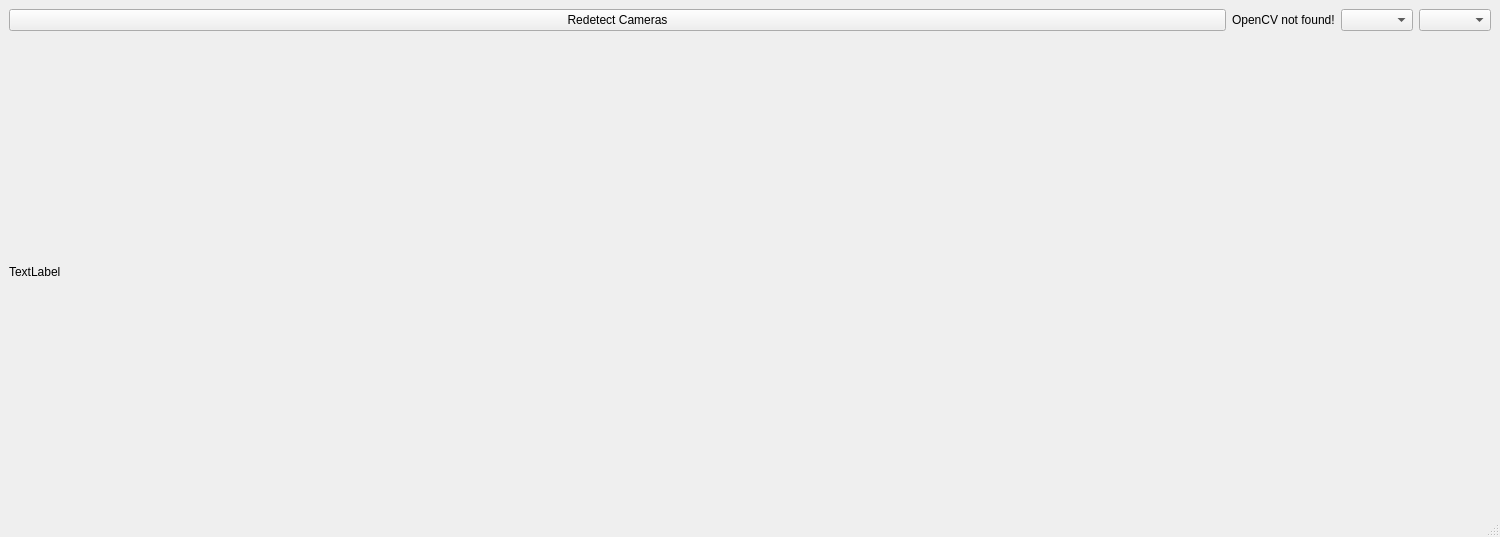
This is ARChess/mainwindow.ui in Skyfire716/arproject2021 as Qt 5 draws it before an edit. The edited form follows.
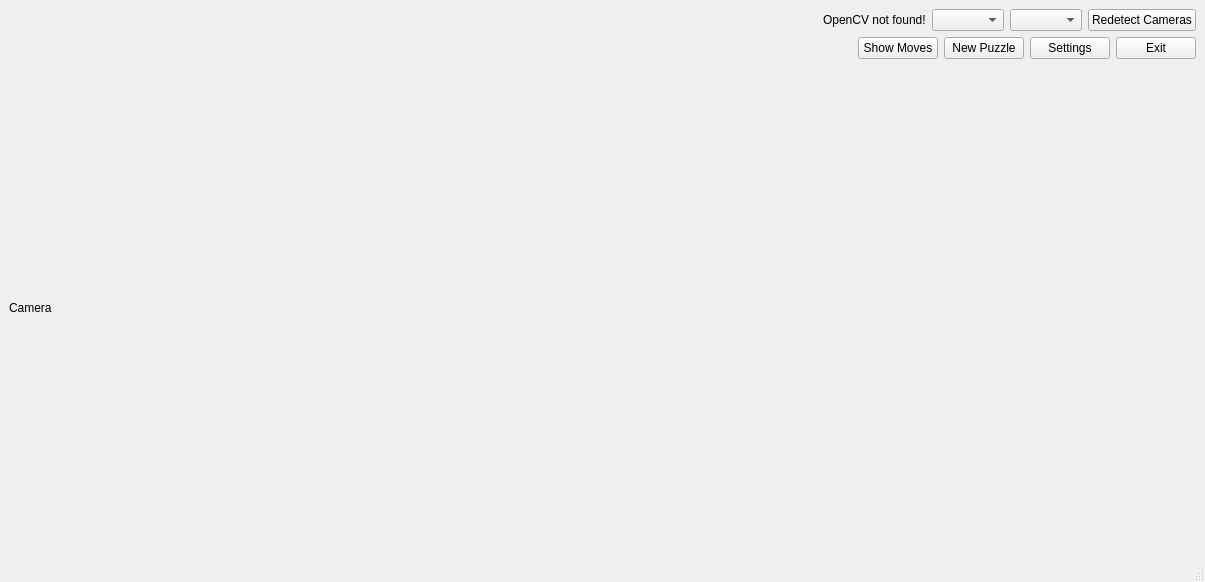
This is the edited form.

Commit message: Add basic button layout

Patch:
```diff
--- a/ARChess/mainwindow.ui
+++ b/ARChess/mainwindow.ui
@@ -6,8 +6,8 @@
    <rect>
     <x>0</x>
     <y>0</y>
-    <width>1500</width>
-    <height>537</height>
+    <width>1205</width>
+    <height>582</height>
    </rect>
   </property>
   <property name="windowTitle">
@@ -15,34 +15,7 @@
   </property>
   <widget class="QWidget" name="centralwidget">
    <layout class="QGridLayout" name="gridLayout">
-    <item row="1" column="2">
-     <layout class="QHBoxLayout" name="horizontalLayout">
-      <item>
-       <widget class="QLabel" name="openvc_version_label">
-        <property name="text">
-         <string>OpenCV not found!</string>
-        </property>
-       </widget>
-      </item>
-      <item>
-       <widget class="QComboBox" name="camera_combbox">
-        <property name="sizePolicy">
-         <sizepolicy hsizetype="Preferred" vsizetype="Preferred">
-          <horstretch>0</horstretch>
-          <verstretch>0</verstretch>
-         </sizepolicy>
-        </property>
-        <property name="editable">
-         <bool>false</bool>
-        </property>
-       </widget>
-      </item>
-      <item>
-       <widget class="QComboBox" name="color_type_combbox"/>
-      </item>
-     </layout>
-    </item>
-    <item row="2" column="0">
+    <item row="5" column="0">
      <widget class="QLabel" name="image_label">
       <property name="sizePolicy">
        <sizepolicy hsizetype="Expanding" vsizetype="Expanding">
@@ -57,16 +30,135 @@
        </size>
       </property>
       <property name="text">
-       <string>TextLabel</string>
+       <string>Camera</string>
       </property>
      </widget>
     </item>
+    <item row="0" column="0">
+     <layout class="QHBoxLayout" name="horizontalLayout">
+      <item>
+       <spacer name="horizontalSpacer_2">
+        <property name="orientation">
+         <enum>Qt::Horizontal</enum>
+        </property>
+        <property name="sizeHint" stdset="0">
+         <size>
+          <width>40</width>
+          <height>20</height>
+         </size>
+        </property>
+       </spacer>
+      </item>
+      <item>
+       <widget class="QLabel" name="openvc_version_label">
+        <property name="sizePolicy">
+         <sizepolicy hsizetype="Fixed" vsizetype="Preferred">
+          <horstretch>0</horstretch>
+          <verstretch>0</verstretch>
+         </sizepolicy>
+        </property>
+        <property name="text">
+         <string>OpenCV not found!</string>
+        </property>
+       </widget>
+      </item>
+      <item>
+       <widget class="QComboBox" name="camera_combbox">
+        <property name="sizePolicy">
+         <sizepolicy hsizetype="Fixed" vsizetype="Preferred">
+          <horstretch>0</horstretch>
+          <verstretch>0</verstretch>
+         </sizepolicy>
+        </property>
+        <property name="editable">
+         <bool>false</bool>
+        </property>
+       </widget>
+      </item>
+      <item>
+       <widget class="QComboBox" name="color_type_combbox">
+        <property name="sizePolicy">
+         <sizepolicy hsizetype="Fixed" vsizetype="Fixed">
+          <horstretch>0</horstretch>
+          <verstretch>0</verstretch>
+         </sizepolicy>
+        </property>
+       </widget>
+      </item>
+      <item>
+       <widget class="QPushButton" name="pushButton">
+        <property name="text">
+         <string>Redetect Cameras</string>
+        </property>
+       </widget>
+      </item>
+     </layout>
+    </item>
     <item row="1" column="0">
-     <widget class="QPushButton" name="pushButton">
-      <property name="text">
-       <string>Redetect Cameras</string>
+     <layout class="QHBoxLayout" name="horizontalLayout_2">
+      <property name="sizeConstraint">
+       <enum>QLayout::SetMaximumSize</enum>
       </property>
-     </widget>
+      <item>
+       <spacer name="horizontalSpacer">
+        <property name="orientation">
+         <enum>Qt::Horizontal</enum>
+        </property>
+        <property name="sizeHint" stdset="0">
+         <size>
+          <width>40</width>
+          <height>20</height>
+         </size>
+        </property>
+       </spacer>
+      </item>
+      <item>
+       <widget class="QPushButton" name="pushButton_4">
+        <property name="text">
+         <string>Show Moves</string>
+        </property>
+       </widget>
+      </item>
+      <item>
+       <widget class="QPushButton" name="pushButton_3">
+        <property name="sizePolicy">
+         <sizepolicy hsizetype="Minimum" vsizetype="Fixed">
+          <horstretch>0</horstretch>
+          <verstretch>0</verstretch>
+         </sizepolicy>
+        </property>
+        <property name="text">
+         <string>New Puzzle</string>
+        </property>
+       </widget>
+      </item>
+      <item>
+       <widget class="QPushButton" name="pushButton_5">
+        <property name="sizePolicy">
+         <sizepolicy hsizetype="Fixed" vsizetype="Fixed">
+          <horstretch>0</horstretch>
+          <verstretch>0</verstretch>
+         </sizepolicy>
+        </property>
+        <property name="text">
+         <string>Settings</string>
+        </property>
+       </widget>
+      </item>
+      <item>
+       <widget class="QPushButton" name="pushButton_2">
+        <property name="sizePolicy">
+         <sizepolicy hsizetype="Fixed" vsizetype="Fixed">
+          <horstretch>0</horstretch>
+          <verstretch>0</verstretch>
+         </sizepolicy>
+        </property>
+        <property name="text">
+         <string>Exit</string>
+        </property>
+       </widget>
+      </item>
+     </layout>
     </item>
    </layout>
   </widget>
```
